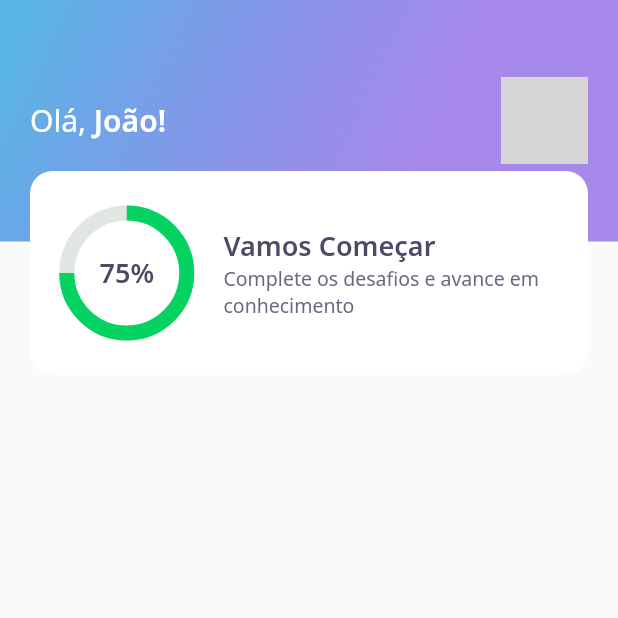
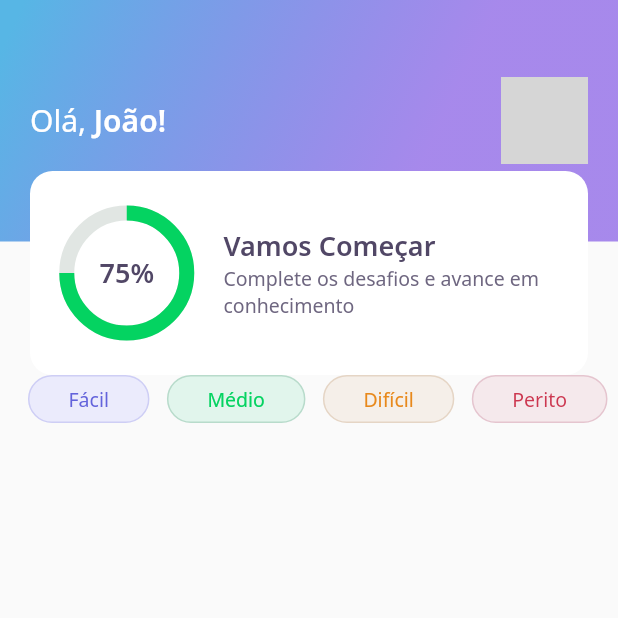
Before and after one commit to joaoipiraja/Dev-Quiz, a Flutter app: the screen it shows after launch, on a phone screen of 412 x 824 dp, the top half of it. Run offline on Flutter 3.47's test engine with Material 2 defaults, Android fonts, the phone set to English and light mode, and no system bars; our stand-ins replace google_fonts; network calls fail; grey boxes are pictures that could not be loaded.

Commit message:
Add level buttons widget

```diff
--- a/lib/home/home_page.dart
+++ b/lib/home/home_page.dart
@@ -1,5 +1,5 @@
 import 'package:DevQuiz/home/widgets/appbar/app_bar_widget.dart';
-import 'package:flutter/widgets.dart';
+import 'package:DevQuiz/home/widgets/level_button/level_button_widget.dart';
 import 'package:flutter/material.dart';
 
 class HomePage extends StatefulWidget {
@@ -12,6 +12,27 @@ class _HomePageState extends State<HomePage> {
   Widget build(BuildContext context) {
     return Scaffold(
       appBar: AppBarWidget(),
+      body: Padding(
+        padding: const EdgeInsets.symmetric(horizontal: 7),
+        child: Row(
+          mainAxisAlignment: MainAxisAlignment.spaceBetween,
+          children: [
+            SizedBox(height: 24),
+            LevelButtonWidget(
+              label: "Fácil",
+            ),
+            LevelButtonWidget(
+              label: "Médio",
+            ),
+            LevelButtonWidget(
+              label: "Difícil",
+            ),
+            LevelButtonWidget(
+              label: "Perito",
+            ),
+          ],
+        ),
+      ),
     );
   }
 }
--- /dev/null
+++ b/lib/home/widgets/level_button/level_button_widget.dart
@@ -0,0 +1,59 @@
+import 'package:DevQuiz/core/app_colors.dart';
+import 'package:flutter/material.dart';
+import 'package:google_fonts/google_fonts.dart';
+
+class LevelButtonWidget extends StatelessWidget {
+  final String label;
+
+  LevelButtonWidget({Key? key, required this.label})
+      : assert(["Fácil", "Médio", "Difícil", "Perito"].contains(label)),
+        super(key: key);
+
+  final config = {
+    "Fácil": {
+      "color": AppColors.levelButtonFacil,
+      "borderColor": AppColors.levelButtonBorderFacil,
+      "fontColor": AppColors.levelButtonTextFacil,
+    },
+    "Médio": {
+      "color": AppColors.levelButtonMedio,
+      "borderColor": AppColors.levelButtonBorderMedio,
+      "fontColor": AppColors.levelButtonTextMedio,
+    },
+    "Difícil": {
+      "color": AppColors.levelButtonDificil,
+      "borderColor": AppColors.levelButtonBorderDificil,
+      "fontColor": AppColors.levelButtonTextDificil,
+    },
+    "Perito": {
+      "color": AppColors.levelButtonPerito,
+      "borderColor": AppColors.levelButtonBorderPerito,
+      "fontColor": AppColors.levelButtonTextPerito,
+    },
+  };
+
+  Color get color => config[label]!['color']!;
+  Color get borderColor => config[label]!['borderColor']!;
+  Color get fontColor => config[label]!['fontColor']!;
+
+  @override
+  Widget build(BuildContext context) {
+    return Container(
+      decoration: BoxDecoration(
+        color: color,
+        border: Border.fromBorderSide(BorderSide(color: borderColor)),
+        borderRadius: BorderRadius.circular(28),
+      ),
+      child: Padding(
+        padding: const EdgeInsets.symmetric(horizontal: 26, vertical: 6),
+        child: Text(
+          label,
+          style: GoogleFonts.notoSans(
+            color: fontColor,
+            fontSize: 13,
+          ),
+        ),
+      ),
+    );
+  }
+}
```
